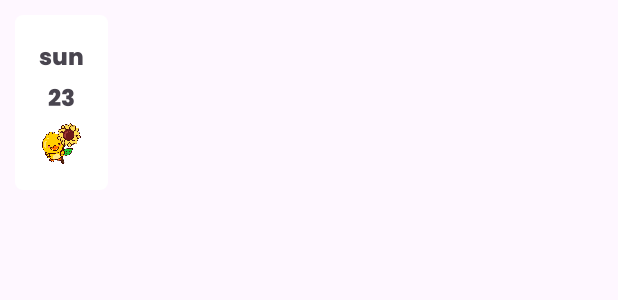
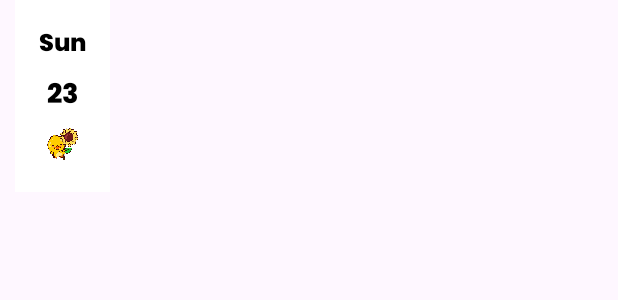
Before and after one commit to devkhaledOsamajr/todo-App, an Android app: the layout item_calendar_day.xml on its own in the app's theme, with its tools: preview values and no code run, on a phone screen of 412 x 824 dp. Shown: the top 300 px of the screen. Run offline under Robolectric (Android 15) with nearby library versions, the light colour scheme and no system bars.

Commit message:
fineshed v1

```diff
--- a/app/build.gradle.kts
+++ b/app/build.gradle.kts
@@ -43,6 +43,7 @@ dependencies {
 
     implementation(libs.androidx.core.ktx)
     implementation(libs.androidx.appcompat)
+    implementation (libs.material.v190)
     implementation(libs.material)
     implementation(libs.androidx.activity)
     implementation(libs.androidx.constraintlayout)
@@ -50,7 +51,6 @@ dependencies {
     implementation(libs.androidx.core)
     implementation(libs.androidx.room.runtime)
     implementation (libs.zerobranch.swipelayout)
-    implementation(libs.mediation.test.suite)
     kapt("androidx.room:room-compiler:2.6.1")
     implementation (libs.material)
     testImplementation(libs.junit)
--- a/app/src/main/java/com/example/todoapp/HomeActivity.kt
+++ b/app/src/main/java/com/example/todoapp/HomeActivity.kt
@@ -7,14 +7,15 @@ import com.example.todoapp.callbacks.OnTaskAddedListner
 import com.example.todoapp.databinding.ActivityHomeBinding
 import com.example.todoapp.fragments.AddTaskBottomSheet
 import com.example.todoapp.fragments.fragmentSetttings
+import com.example.todoapp.fragments.fragmentTasks
 
-import fragmentTasks
 
 class HomeActivity : AppCompatActivity() {
     lateinit var binding: ActivityHomeBinding
     lateinit var taskFragment: fragmentTasks
     lateinit var settingFragment: fragmentSetttings
     override fun onCreate(savedInstanceState: Bundle?) {
+
         super.onCreate(savedInstanceState)
         binding = ActivityHomeBinding.inflate(layoutInflater)
         setContentView(binding.root)
--- a/app/src/main/java/com/example/todoapp/SplashActivity.kt
+++ b/app/src/main/java/com/example/todoapp/SplashActivity.kt
@@ -1,10 +1,12 @@
 package com.example.todoapp
+
 import android.content.Intent
 import android.os.Bundle
 import android.os.Handler
 import android.os.Looper
 import androidx.appcompat.app.AppCompatActivity
-import com.google.android.ads.mediationtestsuite.activities.HomeActivity
+
+
 
 
 class SplashActivity : AppCompatActivity() {
@@ -12,7 +14,7 @@ class SplashActivity : AppCompatActivity() {
         super.onCreate(savedInstanceState)
         setContentView(R.layout.activity_splash)
         Handler(Looper.getMainLooper()).postDelayed({
-            val intent = Intent(this@SplashActivity, HomeActivity::class.java)
+            val intent = Intent(this@SplashActivity,HomeActivity::class.java)
             startActivity(intent)
             finish()
         }, 3000)
--- a/app/src/main/java/com/example/todoapp/database/TaskDatabase.kt
+++ b/app/src/main/java/com/example/todoapp/database/TaskDatabase.kt
@@ -9,7 +9,7 @@ import com.example.todoapp.database.dao.TaskDao
 import com.example.todoapp.database.model.Task
 import com.example.todoapp.database.typeConverter.DateConverter
 
-@Database(entities = [Task::class], version = 1)
+@Database(entities = [Task::class], version = 4)
 @TypeConverters(DateConverter::class)
 abstract class TaskDatabase : RoomDatabase() {
     abstract fun getTaskDao(): TaskDao
--- a/app/src/main/java/com/example/todoapp/database/model/Task.kt
+++ b/app/src/main/java/com/example/todoapp/database/model/Task.kt
@@ -2,6 +2,7 @@ package com.example.todoapp.database.model
 
 import androidx.room.Entity
 import androidx.room.PrimaryKey
+import java.sql.Time
 import java.util.Date
 
 @Entity(tableName = "todo")
@@ -12,5 +13,6 @@ data class Task(
     var id: Int? = null,
 
     val date: Date? = null,
-    var isDone: Boolean? = false
+    var isDone: Boolean = false,
+    var time: String? = null
 )
--- a/app/src/main/java/com/example/todoapp/fragments/fragmentSetttings.kt
+++ b/app/src/main/java/com/example/todoapp/fragments/fragmentSetttings.kt
@@ -13,12 +13,9 @@ class fragmentSetttings:Fragment() {
         inflater: LayoutInflater,
         container: ViewGroup?,
         savedInstanceState: Bundle?
-    ): View? {
+    ): View {
         binding = FragmentSetingsBinding.inflate(layoutInflater,container,false)
         return binding.root
     }
 
-    override fun onViewCreated(view: View, savedInstanceState: Bundle?) {
-        super.onViewCreated(view, savedInstanceState)
-    }
 }
--- a/app/src/main/res/drawable/btn_check_bg.xml
+++ b/app/src/main/res/drawable/btn_check_bg.xml
@@ -3,4 +3,9 @@
 
     <solid android:color="@color/blue"/>
     <corners android:radius="50dp"/>
+    <padding
+        android:left="4dp"
+        android:top="4dp"
+        android:right="4dp"
+        android:bottom="4dp" />
 </shape>
--- a/app/src/main/res/drawable/calendar_day_bg.xml
+++ b/app/src/main/res/drawable/calendar_day_bg.xml
@@ -2,5 +2,5 @@
 <shape xmlns:android="http://schemas.android.com/apk/res/android"
     android:shape="rectangle">
     <solid android:color="@color/white"/>
-    <corners android:radius="5dp"/>
+
 </shape>
--- /dev/null
+++ b/app/src/main/res/drawable/draggin_bar_done.xml
@@ -0,0 +1,6 @@
+<?xml version="1.0" encoding="utf-8"?>
+<shape xmlns:android="http://schemas.android.com/apk/res/android" android:shape="rectangle">
+    <solid android:color="@color/green"/>
+    <corners android:radius="12dp"/>
+
+</shape>
--- a/app/src/main/res/layout/item_calendar_day.xml
+++ b/app/src/main/res/layout/item_calendar_day.xml
@@ -4,39 +4,47 @@
     xmlns:tools="http://schemas.android.com/tools"
     android:layout_width="wrap_content"
     android:layout_height="wrap_content"
-    android:layout_margin="10dp"
+    android:layout_marginHorizontal="10dp"
     android:background="@drawable/calendar_day_bg"
     android:padding="16dp">
 
-
-
-
+    <!-- Day of the Week -->
     <TextView
         android:id="@+id/calendar_dayInWeek"
         android:layout_width="wrap_content"
         android:layout_height="wrap_content"
-        android:textSize="15sp"
+        android:textSize="16sp"
+        android:textColor="@android:color/black"
+        app:layout_constraintTop_toTopOf="parent"
+        app:layout_constraintStart_toStartOf="parent"
         app:layout_constraintEnd_toEndOf="parent"
-        app:layout_constraintStart_toStartOf="parent"
-        app:layout_constraintTop_toTopOf="parent"
-        tools:text="sun" />
+        tools:text="Sun" />
 
+    <!-- Day of the Month -->
     <TextView
         android:id="@+id/calendar_dayInMonth"
         android:layout_width="wrap_content"
         android:layout_height="wrap_content"
-        android:textSize="15sp"
-        app:layout_constraintEnd_toEndOf="@id/calendar_dayInWeek"
-        app:layout_constraintStart_toStartOf="@id/calendar_dayInWeek"
+        android:layout_marginTop="4dp"
+        android:textSize="18sp"
+        android:textColor="@android:color/black"
         app:layout_constraintTop_toBottomOf="@id/calendar_dayInWeek"
+        app:layout_constraintStart_toStartOf="parent"
+        app:layout_constraintEnd_toEndOf="parent"
         tools:text="23" />
 
+    <!-- Optional Icon (e.g., a small icon to denote an event) -->
     <ImageView
-        android:layout_width="30dp"
-        android:layout_height="30dp"
+        android:id="@+id/calendar_icon"
+        android:layout_width="24dp"
+        android:layout_height="24dp"
+        android:layout_marginTop="4dp"
+        android:layout_marginBottom="4dp"
         android:src="@drawable/ic_duck"
+        app:layout_constraintTop_toBottomOf="@id/calendar_dayInMonth"
         app:layout_constraintBottom_toBottomOf="parent"
-        app:layout_constraintTop_toBottomOf="@id/calendar_dayInMonth"
-        app:layout_constraintStart_toStartOf="parent"/>
+        app:layout_constraintStart_toStartOf="parent"
+        app:layout_constraintEnd_toEndOf="parent"
+        tools:visibility="visible" />
 
 </androidx.constraintlayout.widget.ConstraintLayout>
--- a/app/src/main/res/values/colors.xml
+++ b/app/src/main/res/values/colors.xml
@@ -8,4 +8,7 @@
     <color name="grey">#C8C9CB</color>
     <color name="hint_color">#A9A9A99C</color>
     <color name="red">#ff5722</color>
+    <color name="green">#00ff00</color>
+    <color name="pink">#BFE3B5</color>
+    <color name="calemndar_bg">#1E201E</color>
 </resources>
--- a/app/src/main/res/values/strings.xml
+++ b/app/src/main/res/values/strings.xml
@@ -8,4 +8,5 @@
     <string name="enter_task_detail">enter task detail...</string>
     <string name="_12_00_am">12:00 am</string>
     <string name="_10_30">10:30</string>
+    <string name="_2024">2024</string>
 </resources>
--- a/gradle/libs.versions.toml
+++ b/gradle/libs.versions.toml
@@ -1,5 +1,6 @@
 [versions]
 agp = "8.5.1"
+googleMaterial = "1.9.0"
 kotlin = "1.9.0"
 coreKtx = "1.13.1"
 junit = "4.13.2"
@@ -29,6 +30,7 @@ androidx-constraintlayout = { group = "androidx.constraintlayout", name = "const
 androidx-coordinatorlayout = { group = "androidx.coordinatorlayout", name = "coordinatorlayout", version.ref = "coordinatorlayout" }
 androidx-core = { group = "androidx.core", name = "core", version.ref = "core" }
 calendar-view = { module = "com.kizitonwose.calendar:view", version.ref = "view" }
+material-v190 = { module = "com.google.android.material:material", version.ref = "googleMaterial" }
 zerobranch-swipelayout = { module = "com.github.zerobranch:SwipeLayout", version.ref = "swipelayoutVersion" }
 mediation-test-suite = { group = "com.google.android.ads", name = "mediation-test-suite", version.ref = "mediationTestSuite" }
 
```
Also changed, not shown: app/src/main/java/com/example/todoapp/adapters/TaskAdapter.kt (+34 -6 lines), app/src/main/java/com/example/todoapp/fragments/AddTaskBottomSheet.kt (+37 -29 lines), app/src/main/java/com/example/todoapp/fragments/fragmentTasks.kt (+14 -0 lines), app/src/main/res/layout/fragment_tasks.xml (+21 -5 lines), app/src/main/res/layout/item_tasks.xml (+10 -6 lines), app/src/main/res/drawable/check_mark.png (added), app/src/main/res/drawable/done_.png (added).
